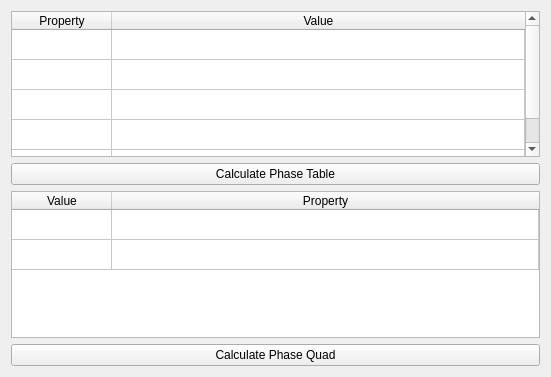
Qt form scripts/Muon/GUI/Common/phase_table_widget/muon_phases_tab.ui (mantidproject/mantid) before a commit.
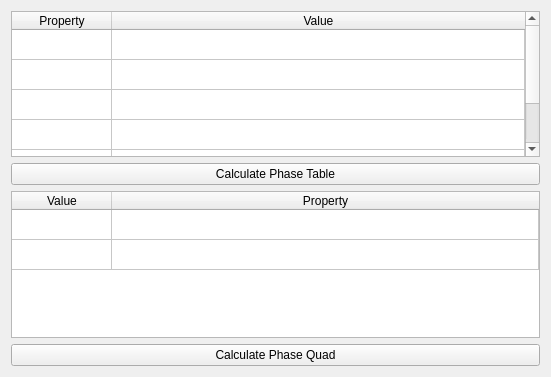
The same form after that commit.

Commit message: Sorted outputs into groups Re #25546

What changed in the file:
```diff
--- a/scripts/Muon/GUI/Common/phase_table_widget/muon_phases_tab.ui
+++ b/scripts/Muon/GUI/Common/phase_table_widget/muon_phases_tab.ui
@@ -16,6 +16,9 @@
   <layout class="QGridLayout" name="gridLayout">
    <item row="0" column="0">
     <widget class="QTableWidget" name="phase_table_options_table">
+     <property name="rowCount">
+      <number>6</number>
+     </property>
      <attribute name="horizontalHeaderStretchLastSection">
       <bool>true</bool>
      </attribute>
@@ -47,6 +50,11 @@
        <string>Last Good Data</string>
       </property>
      </row>
+     <row>
+      <property name="text">
+       <string>Output fit information</string>
+      </property>
+     </row>
      <column>
       <property name="text">
        <string>Property</string>
```
The commit also changes 5 other files.
